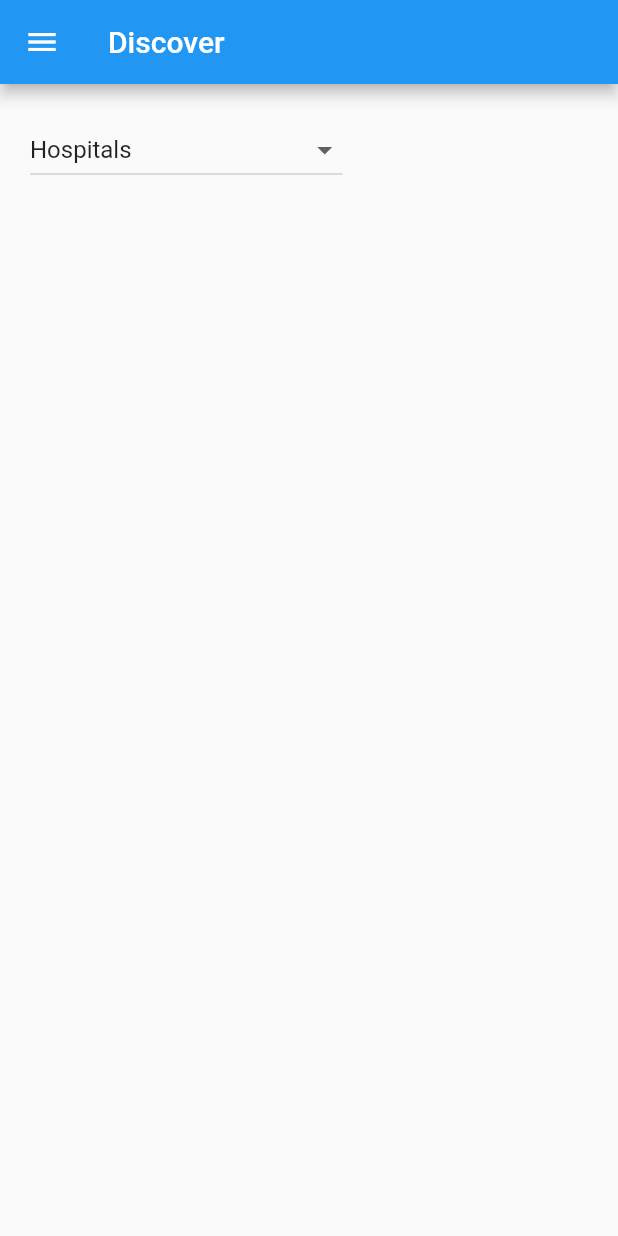
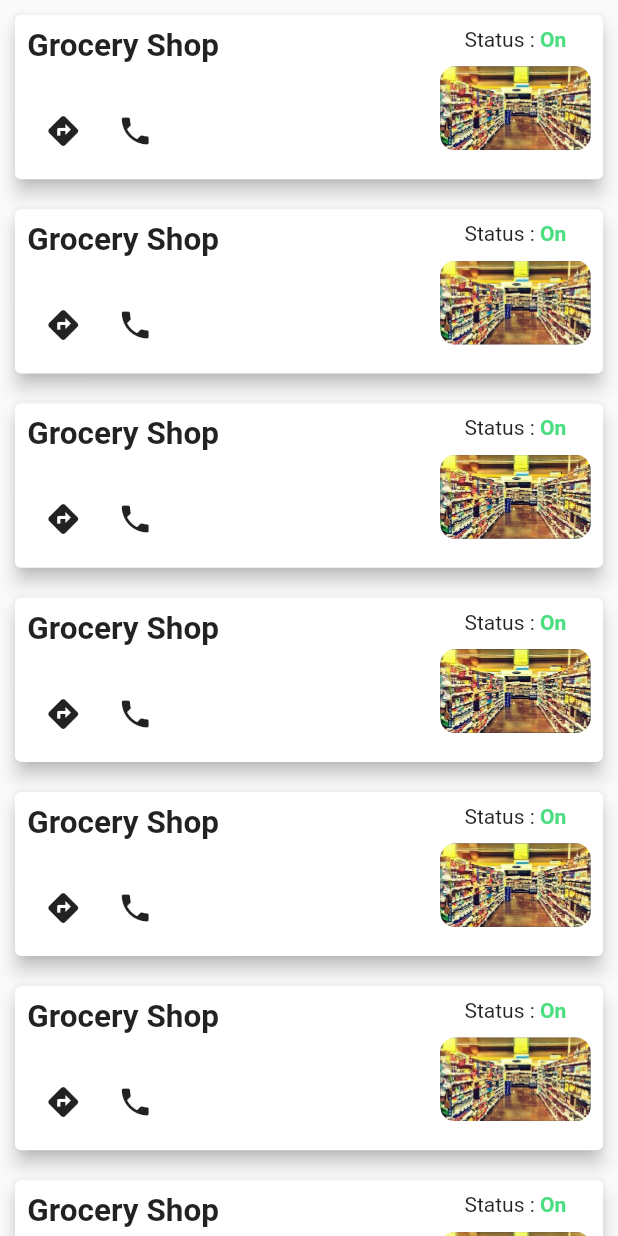
Before and after one commit to Ankita-Umredkar/Discover, a Flutter app: the screen it shows after launch, on a phone screen of 412 x 824 dp. Run offline on Flutter 3.47's test engine with Material 2 defaults, Android fonts, the phone set to English and light mode, and no system bars; our stand-ins replace velocity_x.

Commit message:
shop.dart

```diff
--- a/lib/MyDrawer.dart
+++ b/lib/MyDrawer.dart
@@ -36,7 +36,7 @@ class _MyDrawerState extends State<MyDrawer> {
                         width: 60,
                         height: 60,
                         child: CircleAvatar(
-                            backgroundImage: AssetImage('images/user_5.png')),
+                            backgroundImage: AssetImage('assets/images/user_5.png')),
                       ),
                       SizedBox(
                         height: 15,
--- /dev/null
+++ b/lib/dropdown/shop.dart
@@ -0,0 +1,95 @@
+import 'package:flutter/material.dart';
+import 'package:navbar/utilities/list.dart';
+import 'package:velocity_x/velocity_x.dart';
+
+class Shop extends StatefulWidget {
+  const Shop({Key? key}) : super(key: key);
+
+  @override
+  _ShopState createState() => _ShopState();
+}
+
+class _ShopState extends State<Shop> {
+  bool state = true;
+  var color = Colors.red;
+
+  @override
+  Widget build(BuildContext context) {
+    var W = context.safePercentWidth;
+    var H = context.safePercentHeight;
+    return SafeArea(
+      child: Scaffold(
+        body: ListView.builder(
+            itemCount: shop_ok.length,
+            itemBuilder: (context, index) {
+              return Container(
+                child: Card(
+                  elevation: 5,
+                  //color: Colors.grey,
+                  margin: EdgeInsets.all(10),
+                  child: Container(
+                    padding: EdgeInsets.all(W * 2),
+                    child: Column(
+                      crossAxisAlignment: CrossAxisAlignment.start,
+                      children: [
+                        Row(
+                          mainAxisAlignment: MainAxisAlignment.spaceBetween,
+                          crossAxisAlignment: CrossAxisAlignment.start,
+                          children: [
+                            Column(
+                              crossAxisAlignment: CrossAxisAlignment.start,
+                              children: [
+                                "Grocery Shop".text.xl2.bold.make(),
+                                // Row(
+                                //   children: [
+                                //     "Available Beds : ".text.make(),
+                                //     "34".text.green400.make(),
+                                //   ],
+                                // ),
+                                HeightBox(20),
+                                Row(
+                                  children: [
+                                    IconButton(
+                                        onPressed: () {},
+                                        icon: Icon(Icons.directions)),
+                                    IconButton(
+                                        onPressed: () {},
+                                        icon: Icon(Icons.phone)),
+                                  ],
+                                )
+                              ],
+                            ),
+                            Column(
+                              children: [
+                                Row(
+                                  children: [
+                                    "Status : ".text.make(),
+                                    if (state == true)
+                                      "On".text.green400.bold.make()
+                                    else
+                                      "Off".text.red400.bold.make(),
+                                  ],
+                                ),
+                                HeightBox(10),
+                                ClipRRect(
+                                  borderRadius:
+                                      BorderRadius.all(Radius.circular(10)),
+                                  child: Image.asset(
+                                    "assets/images/grocery.jpg",
+                                    scale: 3,
+                                  ),
+                                ),
+                              ],
+                            )
+                          ],
+                        ),
+                      ],
+                    ),
+                  ),
+                ),
+              );
+            }),
+      ),
+    );
+  }
+}
--- a/lib/main.dart
+++ b/lib/main.dart
@@ -3,6 +3,8 @@ import 'package:navbar/home.dart';
 import 'package:navbar/profile.dart';
 import 'package:navbar/setting.dart';
 import 'package:navbar/MyDrawer.dart';
+
+import 'dropdown/shop.dart';
 
 void main() {
   runApp(MyApp());
@@ -37,7 +39,7 @@ class _MyAppState extends State<MyApp> {
       theme: darkThemeEnabled ? ThemeData.dark() : ThemeData.light(),
       // theme: darkThemeEnabled ? ThemeData.dark() : ThemeData.light(),
       debugShowCheckedModeBanner: false,
-      home: HomePage(),
+      home: Shop(),
     );
   }
 
--- /dev/null
+++ b/lib/utilities/list.dart
@@ -0,0 +1,2 @@
+// ignore: non_constant_identifier_names
+List shop_ok =[1,2,3,4,5,6,7];
--- a/pubspec.yaml
+++ b/pubspec.yaml
@@ -28,6 +28,7 @@ dependencies:
   # The following adds the Cupertino Icons font to your application.
   # Use with the CupertinoIcons class for iOS style icons.
   cupertino_icons: ^1.0.2
+  velocity_x: ^3.3.0
 
 dev_dependencies:
   flutter_test:
@@ -46,7 +47,8 @@ flutter:
 
   # To add assets to your application, add an assets section, like this:
   assets:
-    - images/
+    - assets/images/user_5.png
+    - assets/images/grocery.jpg
   #   - images/a_dot_ham.jpeg
 
   # An image asset can refer to one or more resolution-specific "variants", see
```
Also changed, not shown: assets/images/grocery.jpg (added), assets/images/grocery3.jpg (added), assets/images/user_5.png (renamed from images/user_5.png), pubspec.lock, 1 other file.
